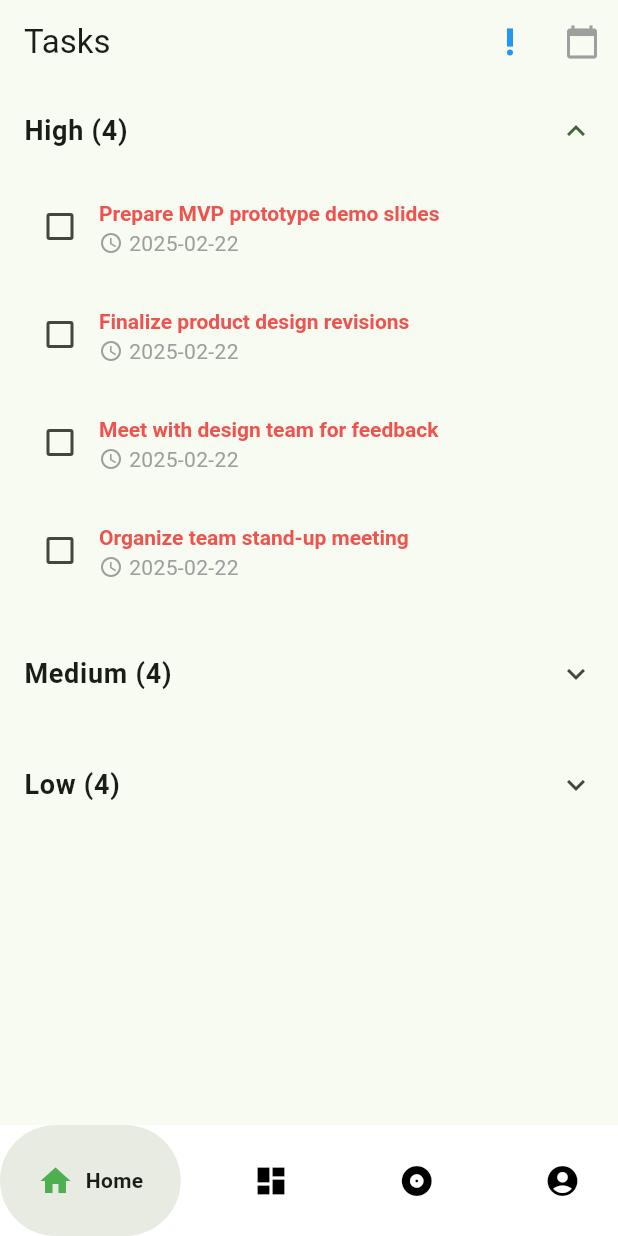
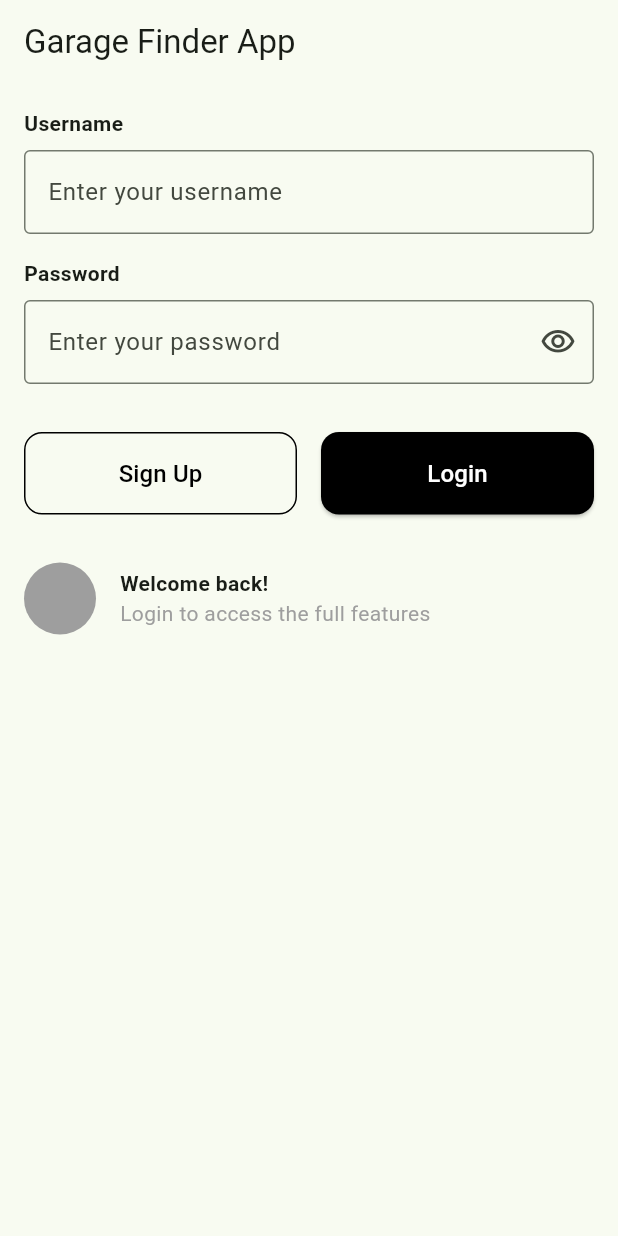
Before and after one commit to SalilMonga/cheesecakeFactory, a Flutter app: the screen it shows after launch, on a phone screen of 412 x 824 dp. Run offline on Flutter 3.47's test engine with Material 3 defaults, Android fonts, the phone set to English and light mode, and no system bars; drawn by our look-alikes of google_nav_bar; our stand-ins replace audioplayers, confetti, flutter_secure_storage, vibration.

Commit message:
added login/signup and salting passwords using local flutter onDevice storage

```diff
--- /dev/null
+++ b/cheesecakefactory/devtools_options.yaml
@@ -0,0 +1,3 @@
+description: This file stores settings for Dart & Flutter DevTools.
+documentation: https://docs.flutter.dev/tools/devtools/extensions#configure-extension-enablement-states
+extensions:
--- /dev/null
+++ b/cheesecakefactory/lib/component/primary_button.dart
@@ -0,0 +1,57 @@
+import 'package:flutter/material.dart';
+
+class PrimaryButton extends StatelessWidget {
+  final String text;
+  final bool isOutlined;
+  final VoidCallback onPressed;
+  final bool fullWidth;
+
+  const PrimaryButton({
+    super.key,
+    required this.text,
+    required this.onPressed,
+    this.isOutlined = false,
+    this.fullWidth = false,
+  });
+
+  @override
+  Widget build(BuildContext context) {
+    final isDarkMode = Theme.of(context).brightness == Brightness.dark;
+    final buttonStyle = isOutlined
+        ? OutlinedButton.styleFrom(
+            padding: const EdgeInsets.symmetric(vertical: 16),
+            shape: RoundedRectangleBorder(
+              borderRadius: BorderRadius.circular(12),
+            ),
+            side: BorderSide(color: isDarkMode ? Colors.white : Colors.black),
+            foregroundColor: isDarkMode ? Colors.white : Colors.black,
+          )
+        : ElevatedButton.styleFrom(
+            padding: const EdgeInsets.symmetric(vertical: 16),
+            shape: RoundedRectangleBorder(
+              borderRadius: BorderRadius.circular(12),
+            ),
+            backgroundColor: Colors.black,
+            foregroundColor: Colors.white,
+          );
+
+    final buttonWidth = fullWidth
+        ? double.infinity
+        : (MediaQuery.of(context).size.width / 2) - 24;
+
+    return SizedBox(
+      width: fullWidth ? double.infinity : buttonWidth,
+      child: isOutlined
+          ? OutlinedButton(
+              onPressed: onPressed,
+              style: buttonStyle,
+              child: Text(text, style: const TextStyle(fontSize: 16)),
+            )
+          : ElevatedButton(
+              onPressed: onPressed,
+              style: buttonStyle,
+              child: Text(text, style: const TextStyle(fontSize: 16)),
+            ),
+    );
+  }
+}
--- /dev/null
+++ b/cheesecakefactory/lib/component/text_field.dart
@@ -0,0 +1,74 @@
+import 'package:flutter/material.dart';
+
+class CustomTextField extends StatefulWidget {
+  final String labelText;
+  final String hintText;
+  final String? helperText;
+  final bool obscureText;
+  final bool showSuffixIcon;
+  final TextEditingController? controller;
+  final FormFieldValidator<String>? validator;
+
+  const CustomTextField({
+    super.key,
+    required this.labelText,
+    required this.hintText,
+    this.helperText,
+    this.obscureText = false,
+    this.showSuffixIcon = false,
+    this.controller,
+    this.validator,
+  });
+
+  @override
+  _CustomTextFieldState createState() => _CustomTextFieldState();
+}
+
+class _CustomTextFieldState extends State<CustomTextField> {
+  bool _isObscured = true;
+
+  @override
+  void initState() {
+    super.initState();
+    _isObscured = widget.obscureText;
+  }
+
+  void _togglePasswordVisibility() {
+    setState(() {
+      _isObscured = !_isObscured;
+    });
+  }
+
+  @override
+  Widget build(BuildContext context) {
+    return Column(
+      crossAxisAlignment: CrossAxisAlignment.start,
+      children: [
+        Text(widget.labelText,
+            style: const TextStyle(fontWeight: FontWeight.bold)),
+        const SizedBox(height: 8),
+        TextFormField(
+          controller: widget.controller,
+          obscureText: _isObscured,
+          decoration: InputDecoration(
+            hintText: widget.hintText,
+            helperText: widget.helperText,
+            suffixIcon: widget.showSuffixIcon
+                ? IconButton(
+                    icon: Icon(
+                      _isObscured
+                          ? Icons.visibility_outlined
+                          : Icons.visibility_off_outlined,
+                    ),
+                    onPressed: _togglePasswordVisibility,
+                  )
+                : null,
+            border: const OutlineInputBorder(),
+          ),
+          validator: widget.validator,
+        ),
+        const SizedBox(height: 16),
+      ],
+    );
+  }
+}
--- /dev/null
+++ b/cheesecakefactory/lib/login_page.dart
@@ -0,0 +1,155 @@
+import 'package:cheesecakefactory/component/primary_button.dart';
+import 'package:cheesecakefactory/component/task_list_page.dart';
+import 'package:cheesecakefactory/component/text_field.dart';
+import 'package:cheesecakefactory/security_utils.dart';
+import 'package:flutter/material.dart';
+import 'package:flutter_secure_storage/flutter_secure_storage.dart';
+import 'package:provider/provider.dart';
+
+class LoginPage extends StatefulWidget {
+  const LoginPage({super.key});
+
+  @override
+  _LoginPageState createState() => _LoginPageState();
+}
+
+class _LoginPageState extends State<LoginPage> {
+  final _formKey = GlobalKey<FormState>();
+  final _usernameController = TextEditingController();
+  final _passwordController = TextEditingController();
+  final _storage = const FlutterSecureStorage();
+
+  @override
+  void dispose() {
+    _usernameController.dispose();
+    _passwordController.dispose();
+    super.dispose();
+  }
+
+  Future<void> _validateAndLogin() async {
+    if (_formKey.currentState?.validate() ?? false) {
+      final storedUsername = await _storage.read(key: 'username');
+      final storedPassword = await _storage.read(key: 'password');
+      final storedSalt = await _storage.read(key: 'salt');
+
+      if (storedSalt != null &&
+          storedUsername == _usernameController.text.trim()) {
+        final hashedPassword =
+            hashPassword(_passwordController.text.trim(), storedSalt);
+
+        if (storedPassword == hashedPassword) {
+          // Navigate to TaskListPage using named route
+          Navigator.pushReplacementNamed(context, '/tasklist');
+        } else {
+          // Show error message
+          ScaffoldMessenger.of(context).showSnackBar(
+            const SnackBar(content: Text('Invalid username or password')),
+          );
+        }
+      } else {
+        // Show error message
+        ScaffoldMessenger.of(context).showSnackBar(
+          const SnackBar(content: Text('Invalid username or password')),
+        );
+      }
+    }
+    FocusScope.of(context).unfocus(); // Hide keyboard
+  }
+
+  @override
+  Widget build(BuildContext context) {
+    final screenHeight = MediaQuery.of(context).size.height;
+
+    return Scaffold(
+      appBar: AppBar(
+        title: const Text('Garage Finder App'),
+        elevation: 0,
+      ),
+      body: SingleChildScrollView(
+        child: ConstrainedBox(
+          constraints: BoxConstraints(
+            minHeight: screenHeight - MediaQuery.of(context).viewInsets.bottom,
+          ),
+          child: Padding(
+            padding: const EdgeInsets.all(16.0),
+            child: Form(
+              key: _formKey,
+              child: Column(
+                crossAxisAlignment: CrossAxisAlignment.start,
+                children: [
+                  CustomTextField(
+                    controller: _usernameController,
+                    labelText: 'Username',
+                    hintText: 'Enter your username',
+                    validator: (value) {
+                      if (value == null || value.isEmpty) {
+                        return 'Please enter your username';
+                      }
+                      return null;
+                    },
+                  ),
+                  CustomTextField(
+                    controller: _passwordController,
+                    labelText: 'Password',
+                    hintText: 'Enter your password',
+                    obscureText: true,
+                    showSuffixIcon: true,
+                    validator: (value) {
+                      if (value == null || value.isEmpty) {
+                        return 'Please enter your password';
+                      }
+                      if (value.length < 8) {
+                        return 'Password must be at least 8 characters long';
+                      }
+                      return null;
+                    },
+                  ),
+                  const SizedBox(height: 16),
+                  Row(
+                    mainAxisAlignment: MainAxisAlignment.spaceBetween,
+                    children: [
+                      PrimaryButton(
+                        text: 'Sign Up',
+                        isOutlined: true,
+                        onPressed: () {
+                          Navigator.pushNamed(context, '/signup');
+                        },
+                      ),
+                      PrimaryButton(
+                        text: 'Login',
+                        onPressed: _validateAndLogin,
+                      ),
+                    ],
+                  ),
+                  const SizedBox(height: 32),
+                  const Row(
+                    children: [
+                      CircleAvatar(
+                        radius: 24,
+                        backgroundColor: Colors.grey,
+                      ),
+                      SizedBox(width: 16),
+                      Column(
+                        crossAxisAlignment: CrossAxisAlignment.start,
+                        children: [
+                          Text(
+                            'Welcome back!',
+                            style: TextStyle(fontWeight: FontWeight.bold),
+                          ),
+                          Text(
+                            'Login to access the full features',
+                            style: TextStyle(color: Colors.grey),
+                          ),
+                        ],
+                      ),
+                    ],
+                  ),
+                ],
+              ),
+            ),
+          ),
+        ),
+      ),
+    );
+  }
+}
--- a/cheesecakefactory/lib/main.dart
+++ b/cheesecakefactory/lib/main.dart
@@ -1,5 +1,7 @@
 // import 'package:cheesecakefactory/splash_screen.dart';
-import 'package:cheesecakefactory/task.dart';
+import 'package:cheesecakefactory/component/task_list_page.dart';
+import 'package:cheesecakefactory/login_page.dart';
+import 'package:cheesecakefactory/signup_page.dart';
 import 'package:flutter/material.dart';
 import 'package:flutter/services.dart';
 // import 'profile.dart';
@@ -21,7 +23,15 @@ class MyApp extends StatelessWidget {
             seedColor: const Color.fromARGB(255, 30, 156, 28)),
         useMaterial3: true,
       ),
-      home: const customNavBar.NavigationBar(), // Set the home to NavigationBar
+      // home: const customNavBar.NavigationBar(), // Set the home to NavigationBar
+      // home: const LoginPage()
+      initialRoute: '/',
+      routes: {
+        '/': (context) => const LoginPage(),
+        '/signup': (context) => const SignUpPage(),
+        '/tasklist': (context) => const customNavBar.NavigationBar(),
+        // '/home': (context) => const HomePage(),
+      },
       // home: Settings(),
     );
   }
--- /dev/null
+++ b/cheesecakefactory/lib/security_utils.dart
@@ -0,0 +1,20 @@
+import 'dart:convert';
+import 'dart:math';
+import 'package:crypto/crypto.dart';
+
+String generateSalt([int length = 16]) {
+  final random = Random.secure();
+  final salt = List<int>.generate(length, (_) => random.nextInt(256));
+  return base64Url.encode(salt);
+}
+
+String hashPassword(String password, String salt) {
+  final bytes = utf8.encode(password + salt);
+  final digest = sha256.convert(bytes);
+  return digest.toString();
+}
+
+bool verifyPassword(String password, String salt, String hash) {
+  final hashedPassword = hashPassword(password, salt);
+  return hashedPassword == hash;
+}
--- a/cheesecakefactory/pubspec.yaml
+++ b/cheesecakefactory/pubspec.yaml
@@ -23,6 +23,9 @@ dependencies:
   timezone: ^0.10.0
   google_nav_bar: ^5.0.7
   audioplayers: ^5.2.1
+  flutter_secure_storage: ^9.2.4
+  provider: ^6.1.2
+  crypto: ^3.0.6
 
 dev_dependencies:
   flutter_test:
```
Also changed, not shown: cheesecakefactory/lib/signup_page.dart (added, +166 -0 lines), cheesecakefactory/pubspec.lock, 5 other files.
